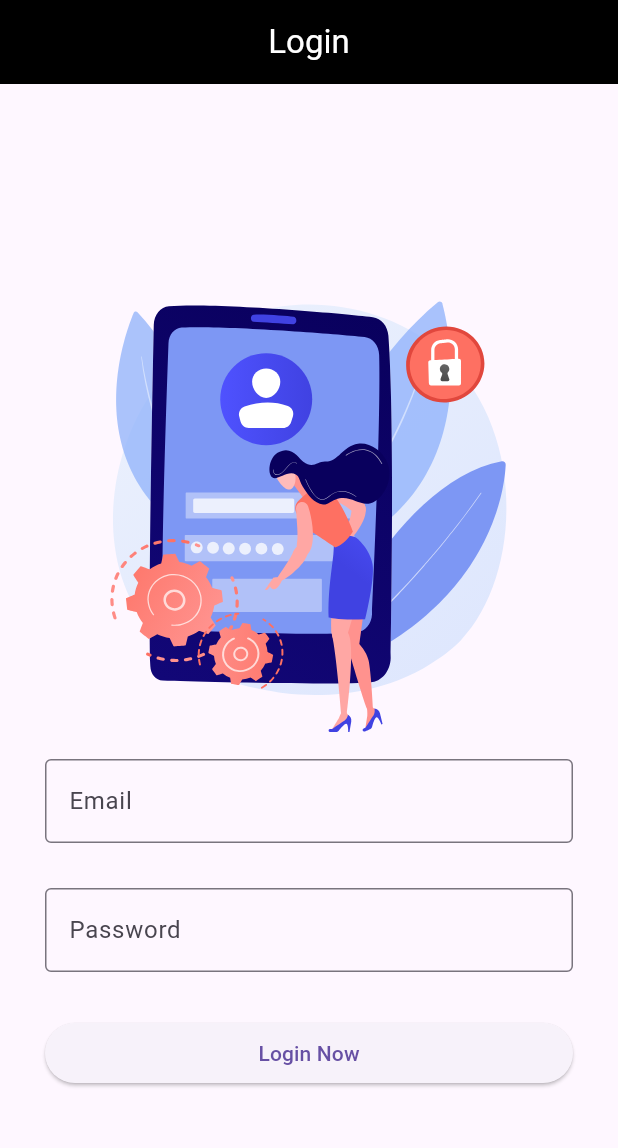
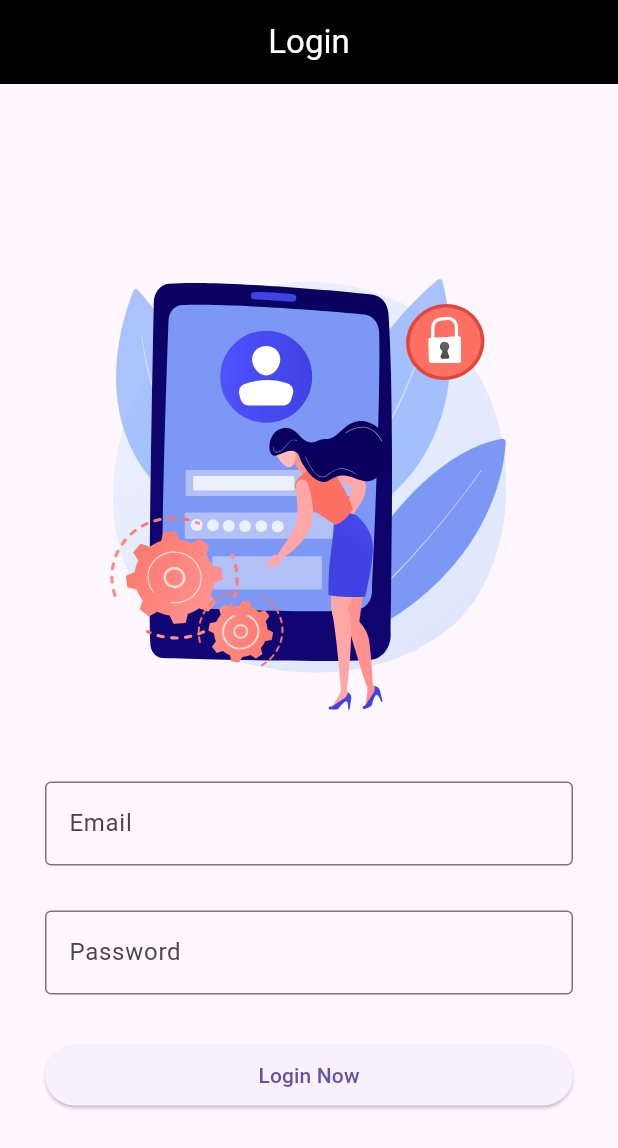
Before and after one commit to narayanvyas/cu_cc1, a Flutter app: the screen it shows after launch, on a phone screen of 412 x 824 dp. Shown: the top 1148 px of the screen. Run offline on Flutter 3.47's test engine with Material 3 defaults, Android fonts, the phone set to English and light mode, and no system bars; our stand-ins replace lottie.

```diff
--- a/lib/login_page.dart
+++ b/lib/login_page.dart
@@ -44,6 +44,9 @@ class LoginPage extends StatelessWidget {
           padding: EdgeInsets.only(left: 30, right: 30),
           children: [
             Lottie.asset('assets/lottie/login_animation.json'),
+            Container(
+              height: 30,
+            ),
             TextField(
               controller: emailController,
               decoration: InputDecoration(
```
